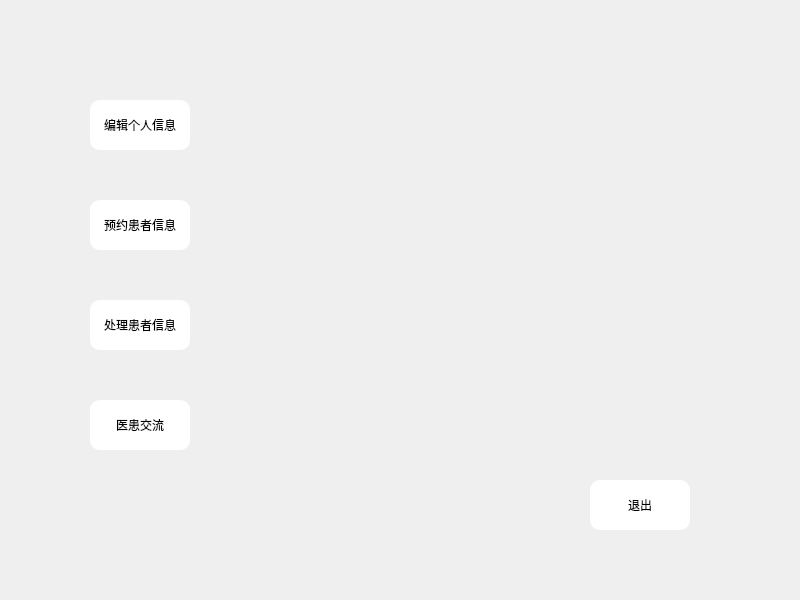
The window that demo1/docmain.ui (KeviaWang/work) describes before a commit, drawn with Qt 5.
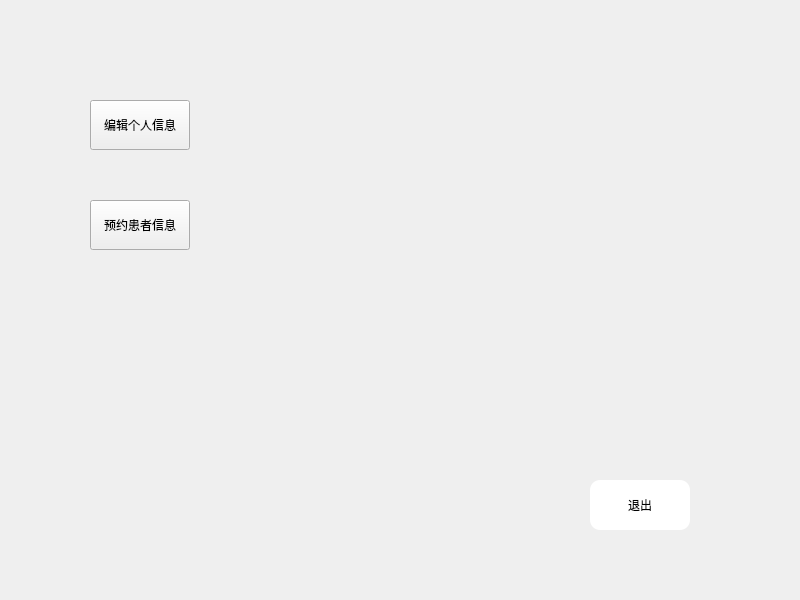
The same window after the commit. Icons and pictures are not drawn.

Patch:
```diff
--- a/demo1/docmain.ui
+++ b/demo1/docmain.ui
@@ -34,25 +34,7 @@
     <string>退出</string>
    </property>
   </widget>
-  <widget class="QPushButton" name="pushButton_4">
-   <property name="geometry">
-    <rect>
-     <x>90</x>
-     <y>300</y>
-     <width>100</width>
-     <height>50</height>
-    </rect>
-   </property>
-   <property name="styleSheet">
-    <string notr="true">#pushButton_4{border-radius:10px;}
-#pushButton_4{background-color: rgb(255, 255, 255);}
-</string>
-   </property>
-   <property name="text">
-    <string>处理患者信息</string>
-   </property>
-  </widget>
-  <widget class="QPushButton" name="pushButton_3">
+  <widget class="QPushButton" name="bingqingchuli">
    <property name="geometry">
     <rect>
      <x>90</x>
@@ -70,7 +52,7 @@
     <string>预约患者信息</string>
    </property>
   </widget>
-  <widget class="QPushButton" name="pushButton_2">
+  <widget class="QPushButton" name="gerenxinxi">
    <property name="geometry">
     <rect>
      <x>90</x>
@@ -88,24 +70,6 @@
     <string>编辑个人信息</string>
    </property>
   </widget>
-  <widget class="QPushButton" name="pushButton_5">
-   <property name="geometry">
-    <rect>
-     <x>90</x>
-     <y>400</y>
-     <width>100</width>
-     <height>50</height>
-    </rect>
-   </property>
-   <property name="styleSheet">
-    <string notr="true">#pushButton_5{border-radius:10px;}
-#pushButton_5{background-color: rgb(255, 255, 255);}
-</string>
-   </property>
-   <property name="text">
-    <string>医患交流</string>
-   </property>
-  </widget>
  </widget>
  <resources/>
  <connections>
```
